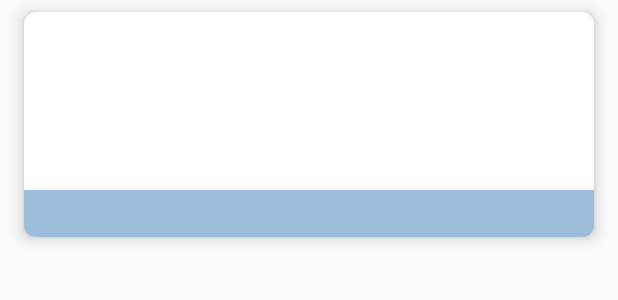
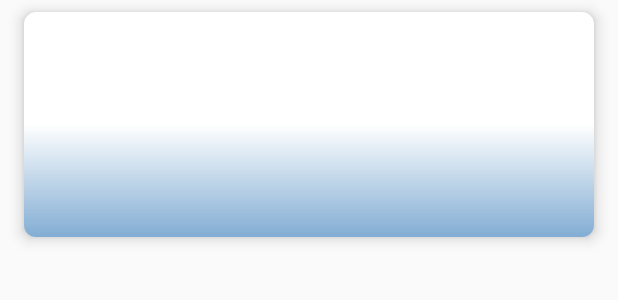
Before and after one commit to artttet/NBT2, an Android app: the layout place_card.xml on its own in the app's theme, with its tools: preview values and no code run, on a phone screen of 412 x 824 dp. Shown: the top 300 px of the screen. Run offline under Robolectric (Android 15) with nearby library versions, the light colour scheme and no system bars; Roboto replaces fonts that are not available here.

Commit message:
+normalPlaceCards

```diff
--- a/app/src/main/AndroidManifest.xml
+++ b/app/src/main/AndroidManifest.xml
@@ -26,7 +26,7 @@
             android:value="database2.db" />
         <meta-data
             android:name="AA_DB_VERSION"
-            android:value="3" />
+            android:value="7" />
         <meta-data
             android:name="AA_MODELS"
             android:value="chiglintsev.notboringtrails20.models.Places" />
--- a/app/src/main/java/chiglintsev/notboringtrails20/PlaceActivity2.java
+++ b/app/src/main/java/chiglintsev/notboringtrails20/PlaceActivity2.java
@@ -58,6 +58,7 @@ public class PlaceActivity2 extends AppCompatActivity implements OnMapReadyCallb
 
         place_main_textV.setText(place.text);
         place_main_textV.setTypeface(SingletonFonts.getInstance(this).getFont3());
+
 
         place_infoV.setText(place.info);
         place_addressV.setText(place.address);
--- a/app/src/main/java/chiglintsev/notboringtrails20/adapters/RecyclerViewHolder.java
+++ b/app/src/main/java/chiglintsev/notboringtrails20/adapters/RecyclerViewHolder.java
@@ -4,7 +4,6 @@ import android.content.Context;
 import android.content.Intent;
 import android.support.v7.widget.CardView;
 import android.support.v7.widget.RecyclerView;
-import android.util.Log;
 import android.view.Gravity;
 import android.view.View;
 import android.view.ViewGroup;
@@ -64,7 +63,7 @@ class RecyclerViewHolder extends RecyclerView.ViewHolder {
         double test2 = (double) test / 1000;
         String distance = String.format("%.2f", test2);
         placeDistance.setText(distance + "km");
-        Log.d("place", String.valueOf(test2));
+        placeDistance.setTypeface(SingletonFonts.getInstance(context).getFont1());
 
         Picasso.get()
                 .load(
--- a/app/src/main/java/chiglintsev/notboringtrails20/fragments/RoutesFragment.java
+++ b/app/src/main/java/chiglintsev/notboringtrails20/fragments/RoutesFragment.java
@@ -67,6 +67,7 @@ public class RoutesFragment extends Fragment {
 
         //animation for open fragment
         animOpen();
+
     }
 
     private void recyclerWork() {
--- a/app/src/main/java/chiglintsev/notboringtrails20/models/Places.java
+++ b/app/src/main/java/chiglintsev/notboringtrails20/models/Places.java
@@ -1,18 +1,14 @@
 package chiglintsev.notboringtrails20.models;
 
-
-import android.location.Location;
 
 import com.activeandroid.Model;
 import com.activeandroid.annotation.Column;
 import com.activeandroid.annotation.Table;
 
-import java.util.Comparator;
-
 @Table(name = "Places")
 public class Places extends Model {
 
-    public double distance;
+    public float distance;
 
 
     @Column(name = "name")
--- /dev/null
+++ b/app/src/main/res/drawable/shape.xml
@@ -0,0 +1,11 @@
+<?xml version="1.0" encoding="utf-8"?>
+<shape xmlns:android="http://schemas.android.com/apk/res/android"
+    android:shape="rectangle">
+    <gradient
+        android:startColor="#7d0057a6"
+        android:endColor="@color/colorVoid"
+        android:angle="90"
+        />
+
+
+</shape>
--- a/app/src/main/res/layout/place_card.xml
+++ b/app/src/main/res/layout/place_card.xml
@@ -17,27 +17,34 @@
         android:layout_height="150dp"
         android:scaleType="centerCrop" />
 
-    <TextView
-        android:id="@+id/name_place_card"
+    <LinearLayout
+        android:background="@drawable/shape"
         android:layout_width="match_parent"
-        android:layout_height="wrap_content"
-        android:layout_gravity="bottom"
-        android:background="#630057a6"
-        android:gravity="center"
-        android:paddingBottom="8dp"
-        android:paddingLeft="12dp"
-        android:paddingRight="12dp"
-        android:paddingTop="4dp"
-        android:textAlignment="center"
-        android:textColor="@color/colorWhite" />
+        android:layout_height="75dp"
+        android:orientation="horizontal"
+        android:layout_gravity="bottom">
 
-    <TextView
-        android:id="@+id/distance"
-        android:layout_width="wrap_content"
-        android:layout_height="wrap_content"
-        android:layout_gravity="top|end"
-        android:padding="8dp"
-        android:textColor="@color/colorWhite" />
+        <TextView
+            android:layout_weight="1"
+            android:id="@+id/name_place_card"
+            android:layout_width="wrap_content"
+            android:layout_height="wrap_content"
+            android:layout_gravity="bottom"
+            android:paddingBottom="4dp"
+            android:paddingLeft="4dp"
+            android:textColor="@color/colorWhite"
+            android:textSize="18sp" />
 
-
+        <TextView
+            android:layout_weight="0"
+            android:id="@+id/distance"
+            android:layout_width="wrap_content"
+            android:layout_height="match_parent"
+            android:layout_gravity="bottom"
+            android:gravity="bottom"
+            android:paddingBottom="4dp"
+            android:paddingRight="4dp"
+            android:textColor="@color/colorWhite"
+            android:textSize="12sp" />
+    </LinearLayout>
 </android.support.v7.widget.CardView>
--- a/app/src/main/res/layout/places_fragment.xml
+++ b/app/src/main/res/layout/places_fragment.xml
@@ -6,6 +6,7 @@
     android:layout_height="match_parent">
 
     <android.support.v7.widget.RecyclerView
+        android:padding="4dp"
         android:id="@+id/recycler_places"
         android:layout_width="match_parent"
         android:layout_height="match_parent"
```
Also changed, not shown: app/src/main/java/chiglintsev/notboringtrails20/MainActivity.java (+5 -4 lines), app/src/main/java/chiglintsev/notboringtrails20/fragments/PlacesFragment.java (+34 -10 lines), app/src/main/res/drawable/test_shape.xml (added, +9 -0 lines), app/src/main/res/layout/content_place.xml (+12 -6 lines), app/src/main/assets/database2.db.
